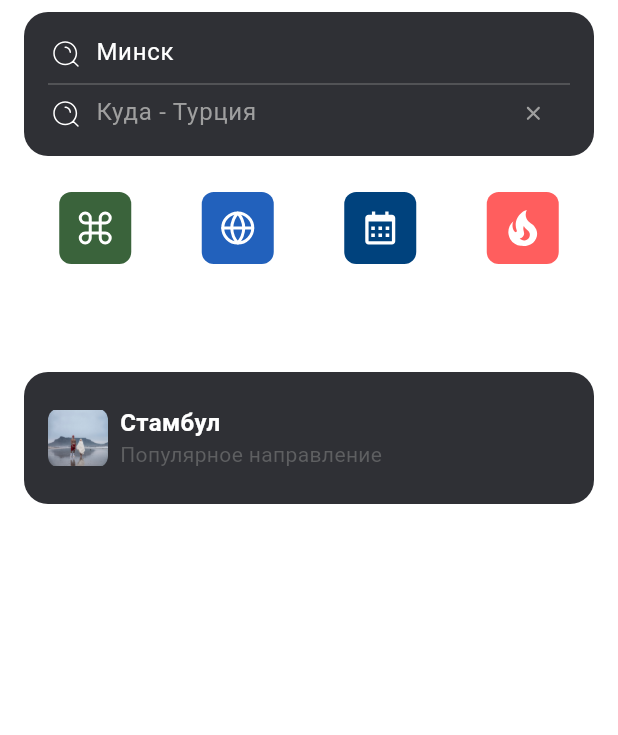
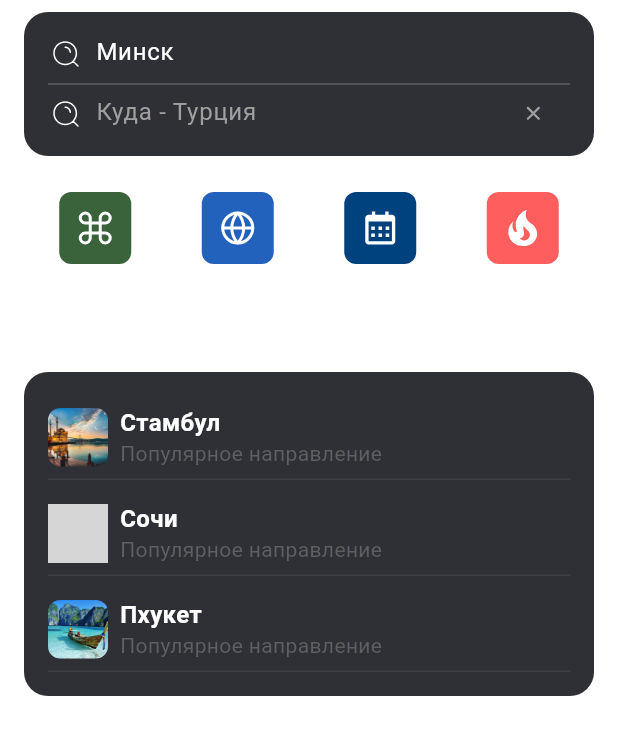
Before and after one commit to MrDalik/Flutter_test_job_08_05_2024, a Flutter app: the DestinationDialog widget shown alone on an empty page, opened directly, on a phone screen of 412 x 824 dp. Shown: the top 735 px of the screen. Run offline on Flutter 3.47's test engine with Material 3 defaults, Android fonts, the phone set to English and light mode, and no system bars; our stand-ins replace bloc, dio, flutter_bloc, flutter_svg, freezed_annotation, go_router and 1 more; generated files the repository leaves out were written again; Roboto replaces fonts that are missing (SF Pro Display); grey boxes are pictures that could not be loaded.

Commit message:
Я молодец

```diff
--- a/lib/presentation/pages/air_ticket/destination_dialog/destination_dialog.dart
+++ b/lib/presentation/pages/air_ticket/destination_dialog/destination_dialog.dart
@@ -63,10 +63,21 @@ class DestinationDialog extends StatelessWidget {
               borderRadius: BorderRadius.circular(16),
             ),
             child: const Column(
+              mainAxisSize: MainAxisSize.min,
               children: [
                 DestinationDialogRecommendation(
                   cityName: 'Стамбул',
-                  imagePath: 'assets/jpg/offer_1.jpg',
+                  imagePath: 'assets/jpg/stambul.jpg',
+                ),
+                SizedBox(height: 8),
+                DestinationDialogRecommendation(
+                  cityName: 'Сочи',
+                  imagePath: 'assets/jpg/sohi.jpg',
+                ),
+                SizedBox(height: 8),
+                DestinationDialogRecommendation(
+                  cityName: 'Пхукет',
+                  imagePath: 'assets/jpg/phuket.jpg',
                 ),
               ],
             ),
--- a/lib/presentation/pages/air_ticket/destination_dialog/destination_dialog_recommendation.dart
+++ b/lib/presentation/pages/air_ticket/destination_dialog/destination_dialog_recommendation.dart
@@ -15,7 +15,15 @@ class DestinationDialogRecommendation extends StatelessWidget {
   Widget build(BuildContext context) {
     return Container(
       height: 56,
-      padding: const EdgeInsets.symmetric(vertical: 8.0),
+      padding: const EdgeInsets.symmetric(vertical: 8),
+      decoration: const BoxDecoration(
+        border: Border(
+          bottom: BorderSide(
+            width: 1,
+            color: Color(0xff3E3F43),
+          ),
+        ),
+      ),
       child: Row(
         crossAxisAlignment: CrossAxisAlignment.stretch,
         children: [
@@ -25,6 +33,7 @@ class DestinationDialogRecommendation extends StatelessWidget {
             decoration: BoxDecoration(
               image: DecorationImage(
                 image: AssetImage(imagePath),
+                fit: BoxFit.cover,
               ),
               borderRadius: BorderRadius.circular(8),
             ),
```
Also changed, not shown: assets/jpg/Sohi.jpg (added), assets/jpg/phuket.jpg (added), assets/jpg/stambul.jpg (added).
